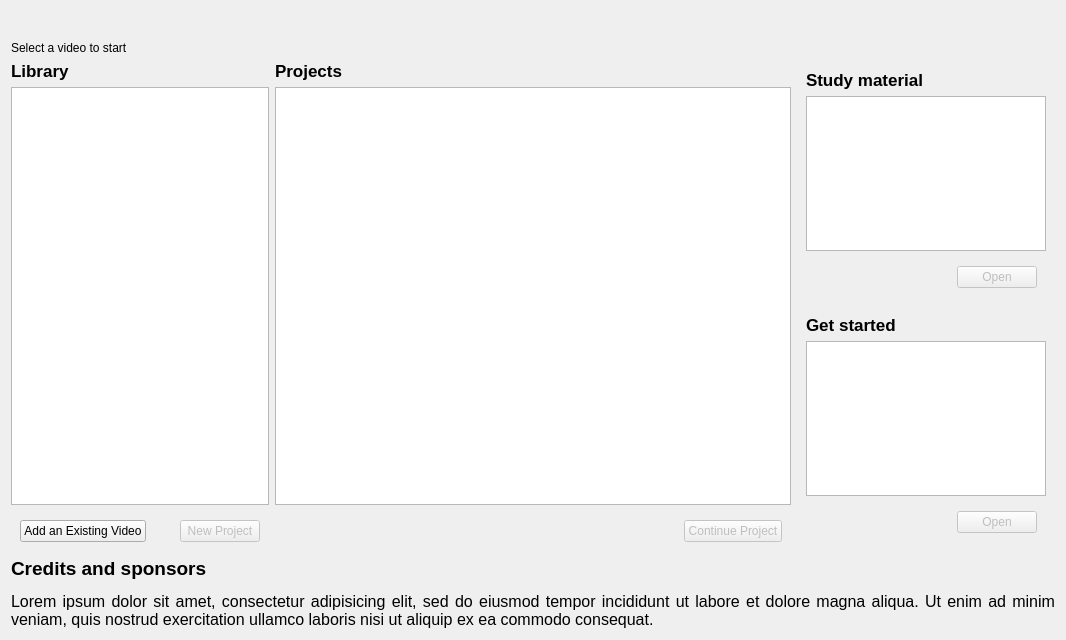
This is components/startpage/lib/startpage.ui in artm/WatchThatSound3 as Qt 5 draws it before an edit. The edited form follows.
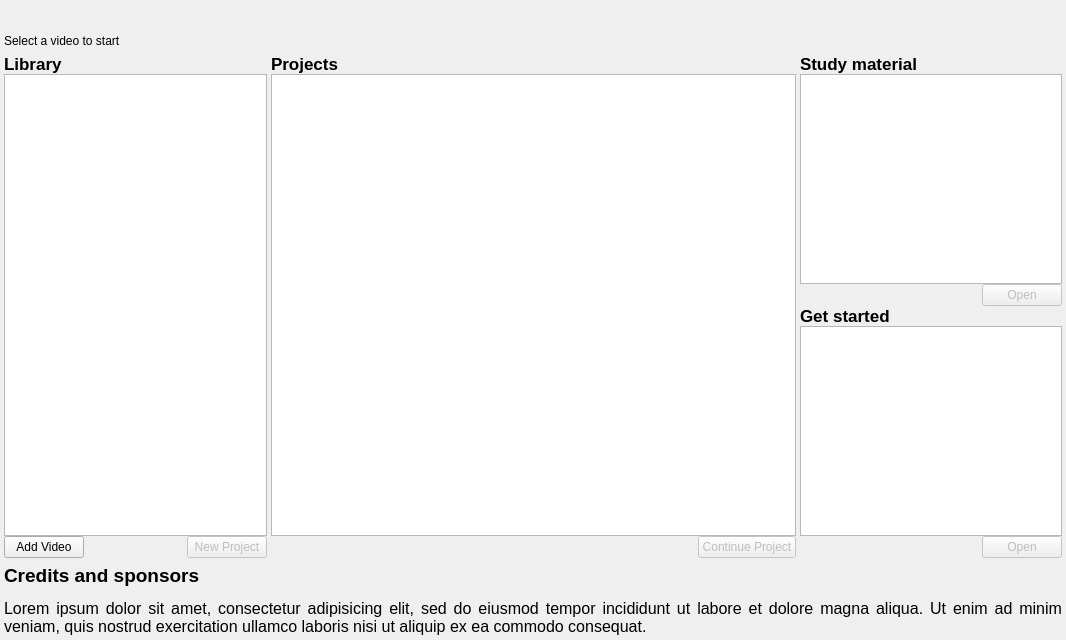
This is the edited form.

Commit message: stylesheet support and less spacing

Patch:
```diff
--- a/components/startpage/lib/startpage.ui
+++ b/components/startpage/lib/startpage.ui
@@ -17,8 +17,11 @@
    <property name="spacing">
     <number>-1</number>
    </property>
+   <property name="margin">
+    <number>4</number>
+   </property>
    <item>
-    <widget class="QWidget" name="widget" native="true">
+    <widget class="QWidget" name="header" native="true">
      <layout class="QVBoxLayout" name="verticalLayout_2">
       <property name="margin">
        <number>0</number>
@@ -52,6 +55,9 @@
    <item>
     <widget class="QWidget" name="widget_2" native="true">
      <layout class="QHBoxLayout" name="horizontalLayout">
+      <property name="spacing">
+       <number>4</number>
+      </property>
       <property name="margin">
        <number>0</number>
       </property>
@@ -70,6 +76,9 @@
          </size>
         </property>
         <layout class="QVBoxLayout" name="verticalLayout_5">
+         <property name="spacing">
+          <number>0</number>
+         </property>
          <property name="margin">
           <number>0</number>
          </property>
@@ -153,11 +162,17 @@
          <item>
           <widget class="QWidget" name="widget_9" native="true">
            <layout class="QHBoxLayout" name="horizontalLayout_4">
+            <property name="margin">
+             <number>0</number>
+            </property>
             <item>
              <widget class="QPushButton" name="add_video">
-              <property name="text">
+              <property name="toolTip">
                <string>Add an Existing Video</string>
               </property>
+              <property name="text">
+               <string>Add Video</string>
+              </property>
              </widget>
             </item>
             <item>
@@ -204,6 +219,9 @@
          </size>
         </property>
         <layout class="QVBoxLayout" name="verticalLayout_3">
+         <property name="spacing">
+          <number>0</number>
+         </property>
          <property name="margin">
           <number>0</number>
          </property>
@@ -281,6 +299,9 @@
          <item>
           <widget class="QWidget" name="widget_4" native="true">
            <layout class="QHBoxLayout" name="horizontalLayout_2">
+            <property name="margin">
+             <number>0</number>
+            </property>
             <item>
              <spacer name="horizontalSpacer">
               <property name="orientation">
@@ -334,6 +355,12 @@
          <item>
           <widget class="QWidget" name="widget_7" native="true">
            <layout class="QVBoxLayout" name="verticalLayout_6">
+            <property name="spacing">
+             <number>0</number>
+            </property>
+            <property name="margin">
+             <number>0</number>
+            </property>
             <item>
              <widget class="QLabel" name="study_material_label">
               <property name="text">
@@ -417,6 +444,9 @@
                </size>
               </property>
               <layout class="QHBoxLayout" name="horizontalLayout_3">
+               <property name="margin">
+                <number>0</number>
+               </property>
                <item>
                 <spacer name="horizontalSpacer_2">
                  <property name="orientation">
@@ -449,6 +479,12 @@
          <item>
           <widget class="QWidget" name="widget_10" native="true">
            <layout class="QVBoxLayout" name="verticalLayout_7">
+            <property name="spacing">
+             <number>0</number>
+            </property>
+            <property name="margin">
+             <number>0</number>
+            </property>
             <item>
              <widget class="QLabel" name="get_started_label">
               <property name="text">
@@ -526,6 +562,9 @@
             <item>
              <widget class="QWidget" name="widget_12" native="true">
               <layout class="QHBoxLayout" name="horizontalLayout_7">
+               <property name="margin">
+                <number>0</number>
+               </property>
                <item>
                 <spacer name="horizontalSpacer_5">
                  <property name="orientation">
```
The commit also changes 5 other files.
